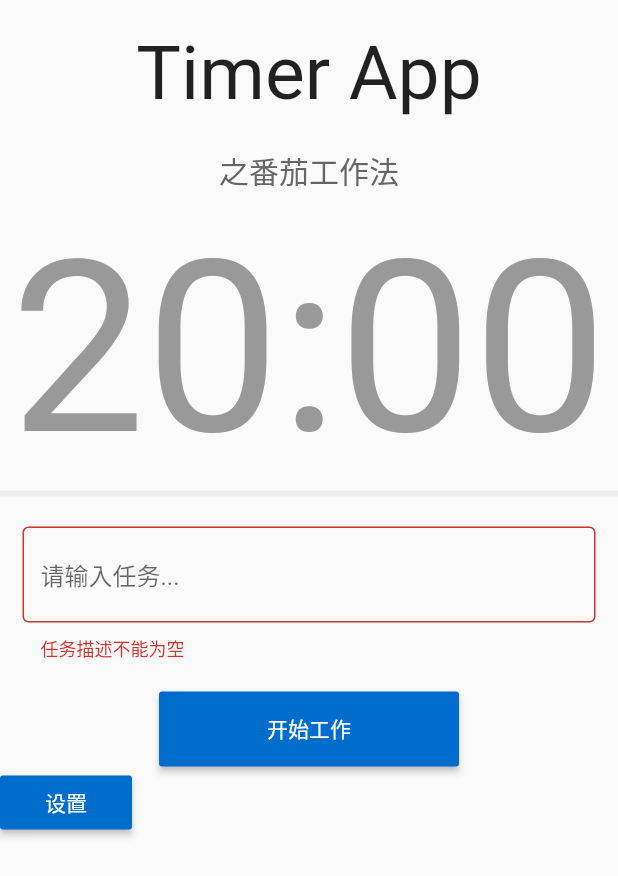
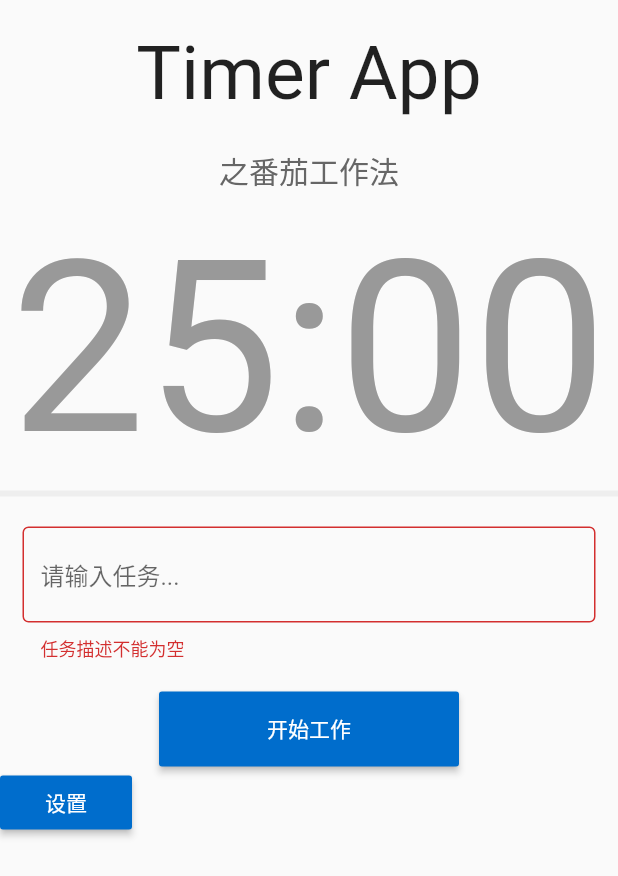
Before and after one commit to liuxiong332/flutter_tomato_work, a Flutter app: the screen it shows after launch, after a tap on "开始工作", on a phone screen of 412 x 824 dp. Shown: the top 876 px of the screen. Run offline on Flutter 3.47's test engine with Material 2 defaults, Android fonts, the phone set to English and light mode, and no system bars; our stand-ins replace flutter_bloc, shared_preferences.

Commit message:
Add setting

```diff
--- a/lib/active_work.dart
+++ b/lib/active_work.dart
@@ -1,5 +1,6 @@
 import 'package:flutter/material.dart';
 import 'package:flutter_bloc/flutter_bloc.dart';
+import 'package:mywork/setting_bloc.dart';
 import 'package:mywork/tomato_bloc.dart';
 import 'package:mywork/work_state.dart';
 import './counter.dart';
@@ -20,10 +21,13 @@ class WorkFormState extends State<WorkForm> {
 
       //ignore: close_sinks
       var bloc = BlocProvider.of<ActiveTomatoBloc>(context);
+
+      //ignore: close_sinks
+      var setBloc = BlocProvider.of<SettingBloc>(context);
       bloc.add(UpdateActiveTomatoEvent(Tomato(
         name: workContent,
-        workDuration: Duration(minutes: 1),
-        restDuration: Duration(minutes: 1),
+        workDuration: Duration(minutes: setBloc.state.workMinutes),
+        restDuration: Duration(minutes: setBloc.state.restMinutes),
       )));
     }
   }
@@ -34,8 +38,12 @@ class WorkFormState extends State<WorkForm> {
       key: formKey,
       child: Column(
         children: <Widget>[
-          Counter(
-            duration: Duration(minutes: 20),
+          BlocBuilder<SettingBloc, Setting>(
+            builder: (context, state) {
+              return Counter(
+                duration: Duration(minutes: state.workMinutes),
+              );
+            },
           ),
           Padding(
             padding: EdgeInsets.only(top: 20, bottom: 20, left: 15, right: 15),
--- a/lib/additional_ui.dart
+++ b/lib/additional_ui.dart
@@ -17,14 +17,17 @@ class SettingInput extends StatelessWidget {
       child: SizedBox(
         width: 300,
         child: TextFormField(
-          initialValue: initialVal.toString(),
+          initialValue: initialVal != null ? initialVal.toString() : "",
           validator: (val) => int.tryParse(val) == null ? "请输入有效的数字" : null,
           autofocus: true,
           decoration: InputDecoration(
-            hintText: "工作时长",
+            labelText: hintText,
+            labelStyle: TextStyle(fontSize: 14),
+            hintText: hintText,
             prefixIcon: Icon(Icons.event),
           ),
           keyboardType: TextInputType.number,
+          onSaved: onSaved,
         ),
       ),
     );
@@ -55,6 +58,7 @@ class AdditionalUIState extends State<AdditionalUI> {
   }
 
   void showSettingDialog() {
+    // ignore: close_sinks
     final bloc = BlocProvider.of<SettingBloc>(context);
 
     showDialog(
--- a/lib/setting_bloc.dart
+++ b/lib/setting_bloc.dart
@@ -1,10 +1,18 @@
 import 'package:flutter_bloc/flutter_bloc.dart';
+import 'package:shared_preferences/shared_preferences.dart';
 
-class UpdateSettingEvent {
+const WORK_MINUTE = 25;
+const REST_MINUTE = 5;
+
+class SettingEvent {}
+
+class UpdateSettingEvent extends SettingEvent {
   UpdateSettingEvent(this.setting);
 
   Setting setting;
 }
+
+class LoadSettingEvent extends SettingEvent {}
 
 class Setting {
   Setting({this.workMinutes, this.restMinutes});
@@ -20,12 +28,30 @@ class Setting {
   }
 }
 
-class SettingBloc extends Bloc<UpdateSettingEvent, Setting> {
-  @override
-  Setting get initialState => Setting(workMinutes: null, restMinutes: null);
+class SettingBloc extends Bloc<SettingEvent, Setting> {
+
+  SettingBloc(): super() {
+    add(LoadSettingEvent());
+  }
 
   @override
-  Stream<Setting> mapEventToState(UpdateSettingEvent event) async* {
-    yield state.copyWith(event.setting);
+  Setting get initialState =>
+      Setting(workMinutes: WORK_MINUTE, restMinutes: REST_MINUTE);
+
+  @override
+  Stream<Setting> mapEventToState(SettingEvent event) async* {
+    if (event is UpdateSettingEvent) {
+      var prefs = await SharedPreferences.getInstance();
+      var newState = state.copyWith(event.setting);
+      prefs.setInt("workMinutes", newState.workMinutes);
+      prefs.setInt("restMinutes", newState.restMinutes);
+      yield newState;
+    } else if (event is LoadSettingEvent) {
+      var prefs = await SharedPreferences.getInstance();
+      yield Setting(
+        workMinutes: prefs.getInt("workMinutes") ?? WORK_MINUTE,
+        restMinutes: prefs.getInt("restMinutes") ?? REST_MINUTE,
+      );
+    }
   }
 }
--- a/pubspec.yaml
+++ b/pubspec.yaml
@@ -24,6 +24,7 @@ dependencies:
   flutter:
     sdk: flutter
   flutter_bloc: ^4.0.0
+  shared_preferences: ^0.5.6
 
   # The following adds the Cupertino Icons font to your application.
   # Use with the CupertinoIcons class for iOS style icons.
```
Also changed, not shown: pubspec.lock, 11 other files.
